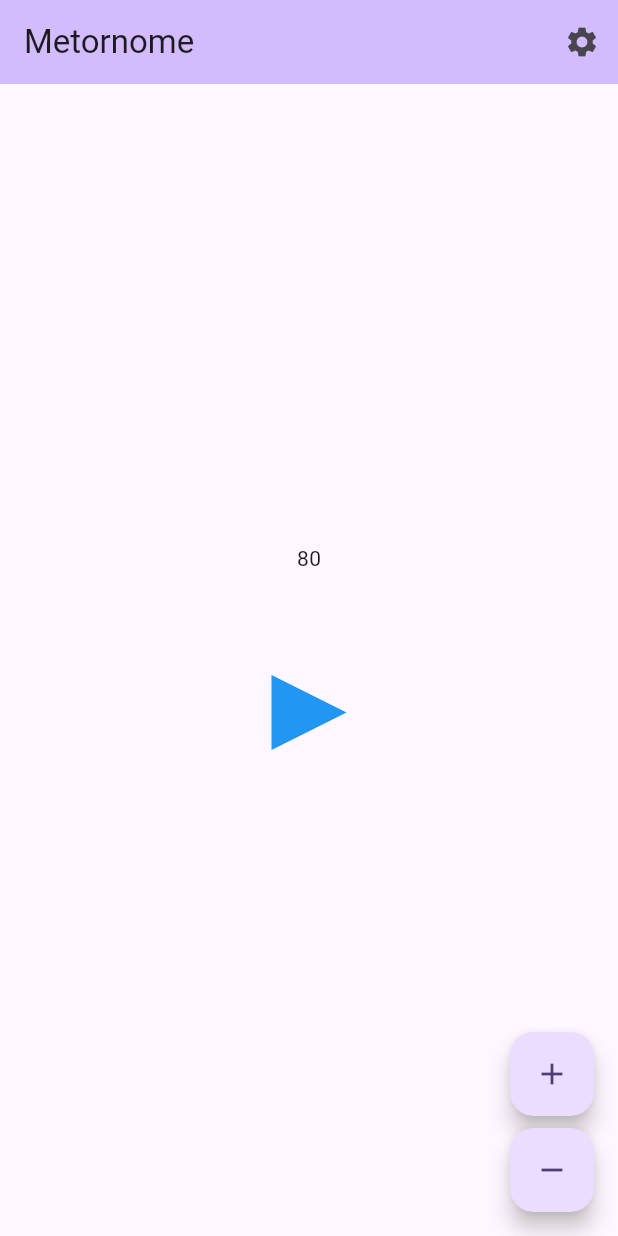
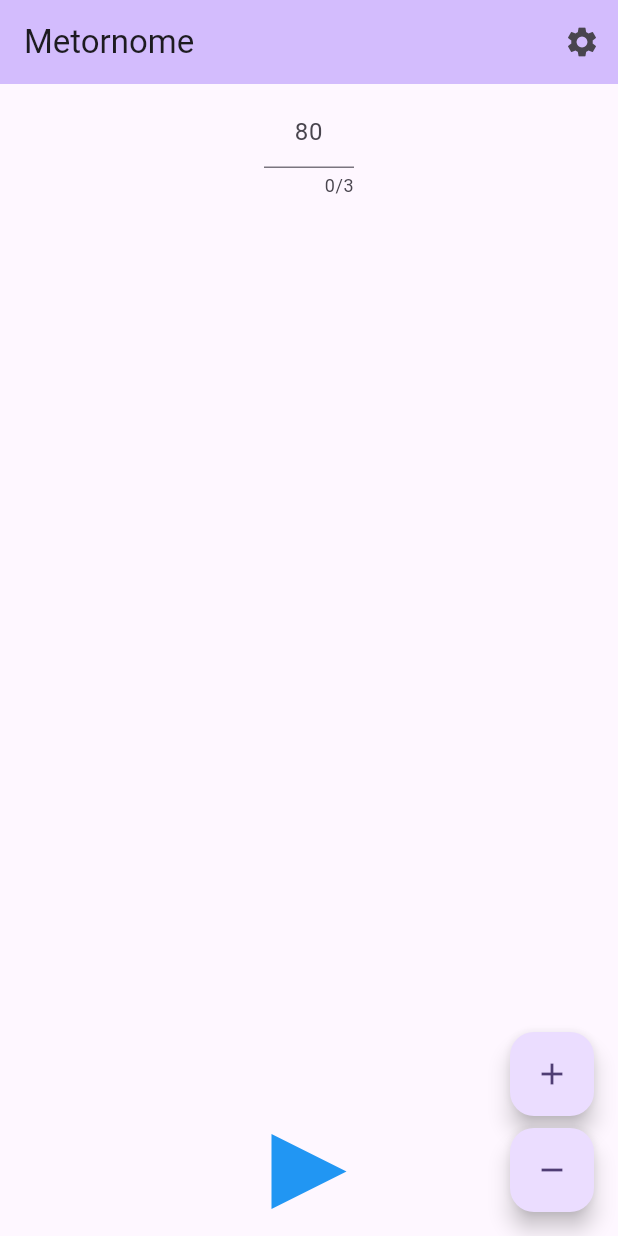
Before and after one commit to BMarx981/metornome, a Flutter app: the screen it shows after launch, on a phone screen of 412 x 824 dp. Run offline on Flutter 3.47's test engine with Material 3 defaults, Android fonts, the light colour scheme and no system bars; our stand-ins replace audioplayers, drift, flutter_riverpod, go_router; accounts and stored records are empty; generated files the repository leaves out were written again.

Commit message:
"Add textfield"

```diff
--- a/lib/main.dart
+++ b/lib/main.dart
@@ -13,7 +13,7 @@ class MyApp extends StatelessWidget {
   final GoRouter _router = GoRouter(initialLocation: '/', routes: [
     GoRoute(
       path: '/',
-      builder: (context, state) => const MainPage(title: 'Metornome'),
+      builder: (context, state) => MainPage(title: 'Metornome'),
     ),
     GoRoute(
       path: '/settings',
--- a/lib/main_view/main_page.dart
+++ b/lib/main_view/main_page.dart
@@ -7,9 +7,10 @@ import 'package:metornome/widgets/triangle_shape.dart';
 import 'package:metornome/providers/providers.dart';
 
 class MainPage extends ConsumerWidget {
-  const MainPage({super.key, required this.title});
+  MainPage({super.key, required this.title});
 
   final String title;
+  final controller = TextEditingController();
 
   @override
   Widget build(BuildContext context, WidgetRef ref) {
@@ -26,20 +27,37 @@ class MainPage extends ConsumerWidget {
           )
         ],
       ),
-      body: Center(
+      body: Column(
+        mainAxisAlignment: MainAxisAlignment.spaceBetween,
+        children: [
+          Padding(
+            padding: const EdgeInsets.all(8.0),
+            child: SizedBox(
+              width: 60,
+              child: TextField(
+                maxLength: 3,
+                textAlign: TextAlign.center,
+                controller: controller,
+                onEditingComplete: () => ref
+                    .read(tempoProvider.notifier)
+                    .state = double.parse(controller.text),
+                decoration:
+                    InputDecoration(hintText: tempoProv.toInt().toString()),
+              ),
+            ),
+          ),
+          Center(
             child: Column(
               mainAxisAlignment: MainAxisAlignment.center,
               children: <Widget>[
-            Text(
-              '${tempoProv.toInt()}',
-            ),
                 playProv
                     ? const BlinkingContainer()
                     : const SizedBox(height: 50, width: 50),
                 Padding(
                   padding: const EdgeInsets.all(18.0),
                   child: GestureDetector(
-                onTap: () => ref.read(playProvider.notifier).state = !playProv,
+                    onTap: () =>
+                        ref.read(playProvider.notifier).state = !playProv,
                     child: playProv
                         ? const StopAudioButton()
                         : Tooltip(
@@ -56,6 +74,8 @@ class MainPage extends ConsumerWidget {
                 ),
               ],
             ),
+          ),
+        ],
       ),
       floatingActionButton: Column(
         mainAxisAlignment: MainAxisAlignment.end,
```
Lines whose indentation alone changed are shown as unchanged.
